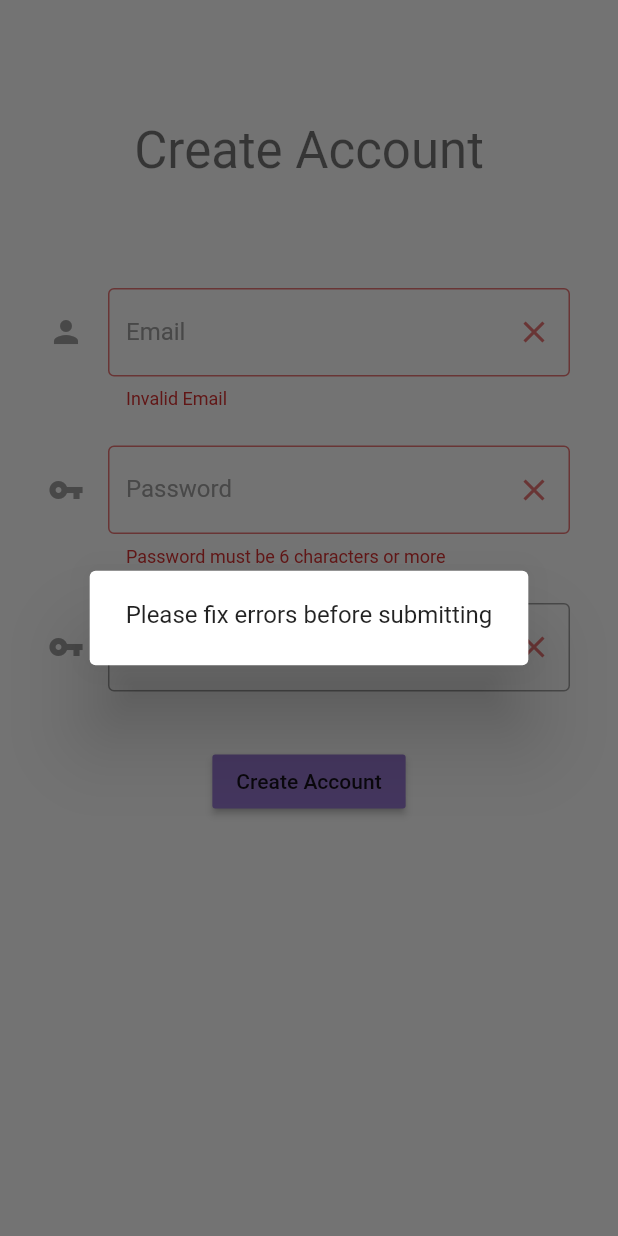
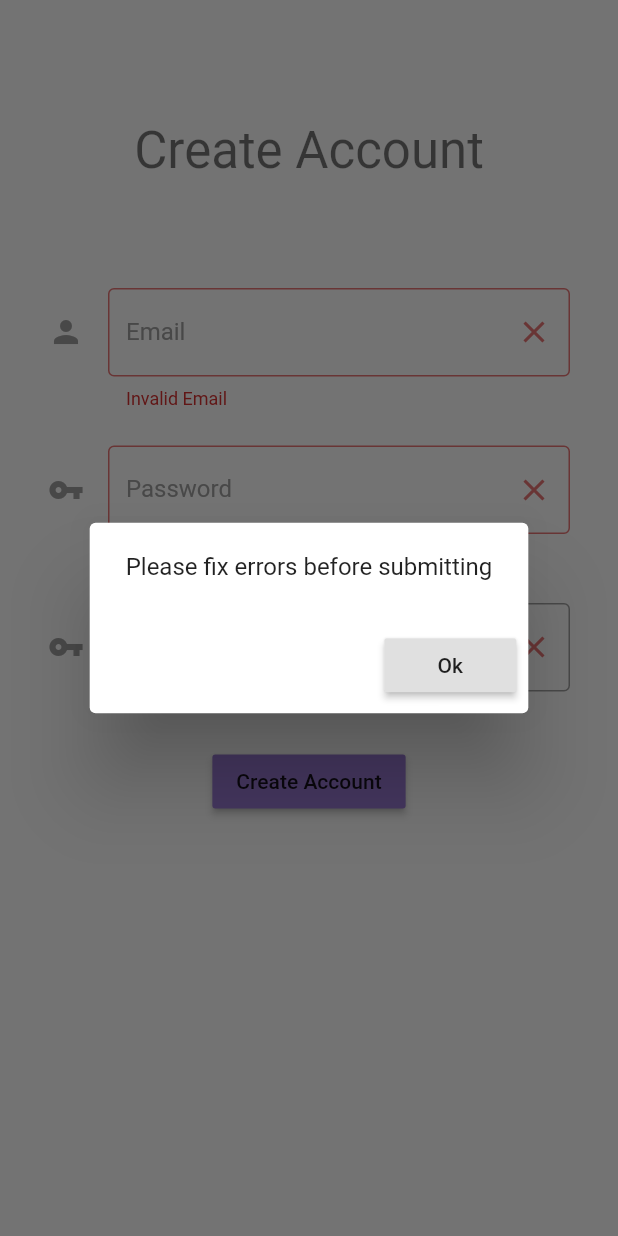
Before and after one commit to asundheim/Doorman, a Flutter app: the CreateAccount screen opened directly, after a tap on "Create Account", on a phone screen of 412 x 824 dp. Run offline on Flutter 3.47's test engine with Material 2 defaults, Android fonts, the phone set to English and light mode, and no system bars; our stand-ins replace bubble_bottom_bar, flutter_markdown, flutter_spinkit, google_sign_in, image_picker, numberpicker and 3 more; missing offline and left inert: firebase_ml_vision, qrcode_reader; accounts and stored records are empty.

```diff
--- a/lib/main.dart
+++ b/lib/main.dart
@@ -15,7 +15,7 @@ class Main extends StatelessWidget {
   Widget build(BuildContext context) {
     return MaterialApp(
       debugShowCheckedModeBanner: false,
-      title: 'Gatekeeper',
+      title: 'Doorman',
       theme: ThemeData(
         primarySwatch: Colors.deepPurple,
       ),
--- a/lib/pages/create_account.dart
+++ b/lib/pages/create_account.dart
@@ -1,10 +1,6 @@
 import 'package:flutter/material.dart';
-import 'package:flutter_spinkit/flutter_spinkit.dart';
-import 'package:shared_preferences/shared_preferences.dart';
 import 'package:validators/validators.dart';
-import '../services/api_service.dart' as api;
-import '../widgets/progress_dialog.dart';
-import './login.dart';
+import './tandc.dart';
 
 class CreateAccount extends StatefulWidget {
   @override
@@ -185,34 +181,23 @@ class _CreateAccountState extends State<CreateAccount> {
 
   void _createAccount() async {
     if (_formKey.currentState.validate()) {
-      final ProgressDialog pr = ProgressDialog(
-          context,
-          loadingIndicator: SpinKitWave(color: Colors.deepPurple, type: SpinKitWaveType.start),
-          progressDialogType: ProgressDialogType.Material,
-          loadingIndicatorWidth: 62.5
+      Navigator.push(
+          context, MaterialPageRoute<TermsAndConditions>(
+          builder: (BuildContext context) => TermsAndConditions(email: _emailController.text, password: _passwordController.text))
       );
-      pr.setMessage('Creating Account');
-      pr.show();
-      final SharedPreferences prefs = await SharedPreferences.getInstance();
-      if (await api.createUser(_emailController.text, _passwordController.text)) {
-        pr.hide();
-        Navigator.push(
-            context, MaterialPageRoute<Login>(
-            builder: (BuildContext context) => Login())
-        );
-      } else {
-        pr.hide();
-        showDialog<AlertDialog>(
-            context: context,
-            builder: (BuildContext context) =>
-                AlertDialog(content: const Text('Account already exists'))
-        );
-      }
     } else {
       showDialog<AlertDialog>(
           context: context,
           builder: (BuildContext context) =>
-              AlertDialog(content: const Text('Please fix errors before submitting'))
+            AlertDialog(
+              actions: <Widget>[
+                RaisedButton(
+                  child: const Text('Ok'),
+                  onPressed: () => Navigator.of(context).pop(),
+                )
+              ],
+              content: const Text('Please fix errors before submitting')
+            )
       );
     }
   }
--- a/pubspec.yaml
+++ b/pubspec.yaml
@@ -20,6 +20,7 @@ dependencies:
   qr_flutter: ^1.1.6
   bubble_bottom_bar: ^1.0.0
   flutter_spinkit: ^3.1.0
+  flutter_markdown: ^0.2.0
   crypto: ^2.0.6
   validators: ^1.0.0+1
   path_provider: ^0.5.0+1
```
Also changed, not shown: lib/pages/tandc.dart (added, +141 -0 lines).
